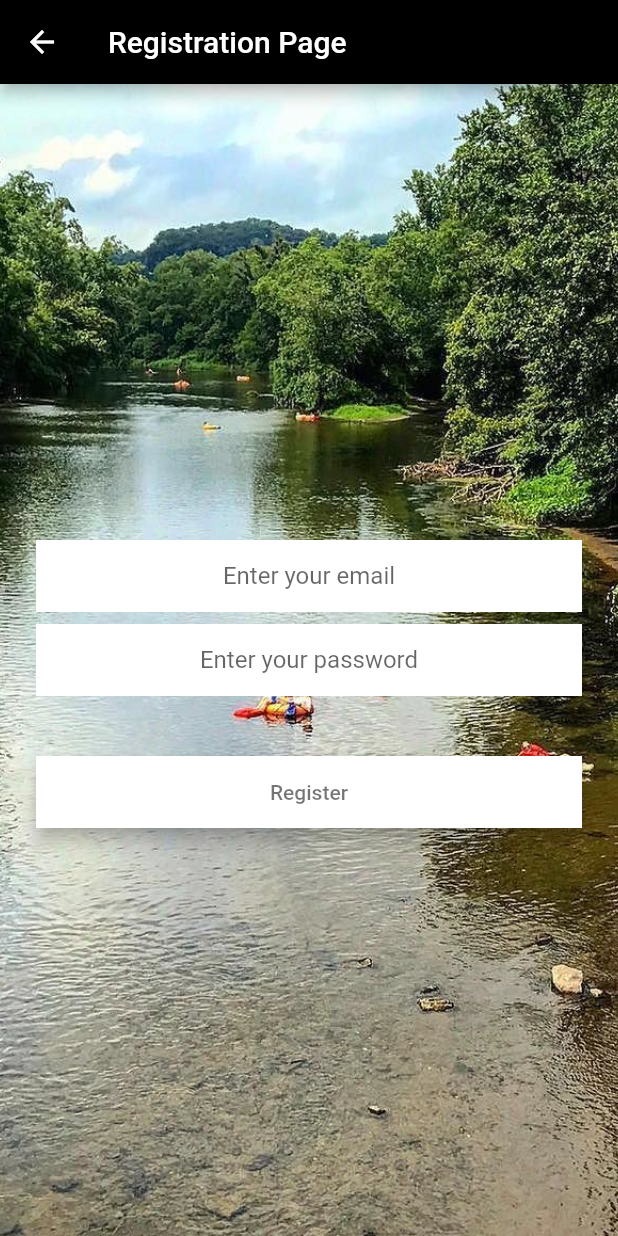
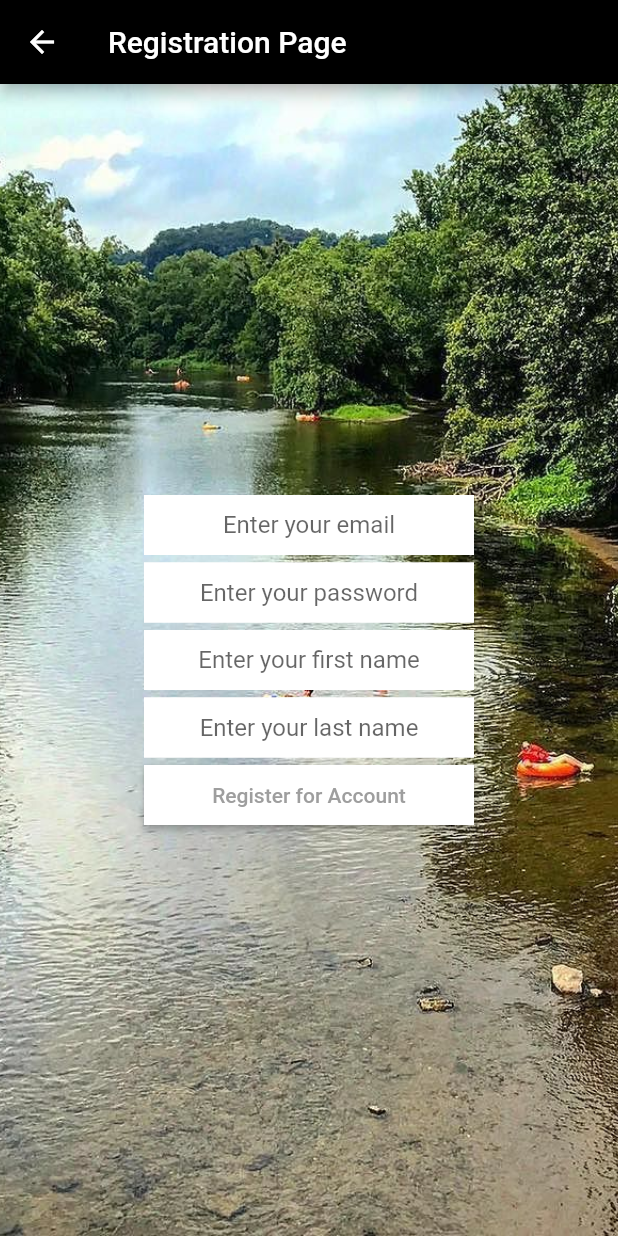
Before and after one commit to David-B-Comer/Access-Brandywine, a Flutter app: the screen it shows after launch, after a tap on "Register for Account", on a phone screen of 412 x 824 dp. Run offline on Flutter 3.47's test engine with Material 2 defaults, Android fonts, the phone set to English and light mode, and no system bars; our stand-ins replace cloud_firestore, firebase_auth, flutter_signin_button, google_sign_in, image_picker, modal_progress_hud; missing offline and left inert: flutter_facebook_login; accounts and stored records are empty.

Commit message:
ready for PR

```diff
--- a/lib/components.dart
+++ b/lib/components.dart
@@ -9,15 +9,15 @@ class RoundedButton extends StatelessWidget {
   @override
   Widget build(BuildContext context) {
     return Padding(
-      padding: EdgeInsets.symmetric(vertical: 16.0),
+      padding: EdgeInsets.symmetric(vertical: 3.0),
       child: Material(
         elevation: 5.0,
         color: Colors.white,
         borderRadius: BorderRadius.circular(0.0),
         child: MaterialButton(
           onPressed: onPressed,
-          minWidth: 200.0,
-          height: 42.0,
+          minWidth: 220.0,
+          height: 8.0,
           child: Text(
             title,
             style: TextStyle(
--- a/lib/passport.dart
+++ b/lib/passport.dart
@@ -2,7 +2,21 @@ import 'package:flutter/cupertino.dart';
 import 'package:flutter/material.dart';
 import 'package:url_launcher/url_launcher.dart';
 import 'package:firebase_auth/firebase_auth.dart';
+import 'package:cloud_firestore/cloud_firestore.dart';
 
+/*
+var snapshots = _firestore
+        .collection('profile')
+        .document(currentUserID)
+        .collection('posts')
+        .getDocuments();
+
+await snapshots.forEach((document) async {
+  document.reference.updateData(<String, dynamic>{
+    name: this.name
+  });
+})
+ */
 class PassportPage extends StatefulWidget {
   static String id = 'PassportPage';
 
@@ -13,6 +27,8 @@ class PassportPage extends StatefulWidget {
 class _PassportPageState extends State<PassportPage> {
   final _auth = FirebaseAuth.instance;
   FirebaseUser loggedInUser;
+  String emailDB;
+  String userName;
 
   //capture user info when state is initialized
   @override
@@ -49,8 +65,10 @@ class _PassportPageState extends State<PassportPage> {
               padding: EdgeInsets.only(top: 20.0, bottom: 20.0),
               child: Column(
                 children: <Widget>[
-                  Text(
-                    'Desa Burton',
+                  TextField(
+                    onChanged: (value) {
+                      userName = value;
+                    },
                     style: TextStyle(
                       fontSize: 30.0,
                       fontWeight: FontWeight.bold,
@@ -59,18 +77,19 @@ class _PassportPageState extends State<PassportPage> {
                     ),
                   ),
                   SizedBox(
-                    height: 30,
+                    height: 5,
                   ),
                   CircleAvatar(
                     radius: 120.0,
                     backgroundImage: AssetImage('images/Desa.jpg'),
                   ),
                   SizedBox(
-                    height: 30.0,
+                    height: 5.0,
                   ),
                   TextField(
-                    obscureText: true,
-                    textAlign: TextAlign.center,
+                    onChanged: (value) {
+                      emailDB = value;
+                    },
                     style: TextStyle(
                       fontSize: 20.0,
                       fontWeight: FontWeight.bold,
@@ -79,7 +98,7 @@ class _PassportPageState extends State<PassportPage> {
                     ),
                   ),
                   SizedBox(
-                    height: 10.0,
+                    height: 5.0,
                     width: 150.0,
                     child: Divider(
                       color: Colors.teal.shade100,
@@ -95,7 +114,7 @@ class _PassportPageState extends State<PassportPage> {
                     ),
                   ),
                   SizedBox(
-                    height: 10.0,
+                    height: 5.0,
                     width: 150.0,
                     child: Divider(
                       color: Colors.teal.shade100,
@@ -111,7 +130,7 @@ class _PassportPageState extends State<PassportPage> {
                     ),
                   ),
                   SizedBox(
-                    height: 10.0,
+                    height: 5.0,
                     width: 150.0,
                     child: Divider(
                       color: Colors.teal.shade100,
@@ -162,6 +181,7 @@ class _PassportPageState extends State<PassportPage> {
                       child: RaisedButton(
                         color: Colors.white38,
                         onPressed: () {
+                          _auth.signOut();
                           // push the current context to the routeName
                           Navigator.pushNamed(context, '/');
                         },
--- a/lib/register.dart
+++ b/lib/register.dart
@@ -1,5 +1,4 @@
-import 'dart:io';
-
+import 'package:cloud_firestore/cloud_firestore.dart';
 import 'package:flutter/material.dart';
 import 'package:flutter/cupertino.dart';
 import 'package:firebase_auth/firebase_auth.dart';
@@ -12,6 +11,7 @@ import 'constants.dart';
 import 'passport.dart';
 
 class RegistrationPage extends StatefulWidget {
+  TextEditingController textFieldController = TextEditingController();
   static String id = 'registration';
 
   String get title => 'Registration Page';
@@ -23,9 +23,33 @@ class RegistrationPage extends StatefulWidget {
 class _RegistrationPageState extends State<RegistrationPage> {
   // create a new authentication instance
   final _auth = FirebaseAuth.instance;
+  final _firestore = Firestore.instance;
+  FirebaseUser loggedInUser;
   String email;
   String password;
   bool showSpinner = false;
+  String firstName;
+  String lastName;
+  String phoneNumber;
+  String photo;
+
+  @override
+  void initState() {
+    super.initState();
+    getCurrentUser();
+  }
+
+  void getCurrentUser() async {
+    try {
+      final user = await _auth.currentUser();
+      if (user != null) {
+        loggedInUser = user;
+        print(loggedInUser.email);
+      }
+    } catch (e) {
+      print(e);
+    }
+  }
 
   @override
   Widget build(BuildContext context) {
@@ -42,50 +66,100 @@ class _RegistrationPageState extends State<RegistrationPage> {
       body: ModalProgressHUD(
         inAsyncCall: showSpinner,
         child: Container(
-          alignment: Alignment.center,
+          alignment: Alignment.topCenter,
           decoration: BoxDecoration(
             image: DecorationImage(
                 image: AssetImage('images/bw.jpg'), fit: BoxFit.cover),
           ),
-          child: Padding(
-            padding: EdgeInsets.symmetric(horizontal: 24.0),
           child: Column(
             mainAxisAlignment: MainAxisAlignment.center,
-              crossAxisAlignment: CrossAxisAlignment.stretch,
+            crossAxisAlignment: CrossAxisAlignment.center,
             children: <Widget>[
               SizedBox(
-                  height: 48.0,
-                ),
-                TextField(
+                width: 220,
+                height: 40,
+                child: TextField(
                   keyboardType: TextInputType.emailAddress,
                   textAlign: TextAlign.center,
                   onChanged: (value) {
                     email = value;
-                    //This does something with the user input.
                   },
                   decoration: kTextFieldDecoration.copyWith(
                       hintText: 'Enter your email'),
                 ),
+              ),
               SizedBox(
-                  height: 8.0,
+                height: 5.0,
               ),
-                TextField(
-                  keyboardType: TextInputType.emailAddress,
+              SizedBox(
+                width: 220,
+                height: 40,
+                child: TextField(
                   obscureText: true,
                   textAlign: TextAlign.center,
                   onChanged: (value) {
-                    // This does something with the user input.
                     password = value;
                   },
                   decoration: kTextFieldDecoration.copyWith(
                       hintText: 'Enter your password'),
                 ),
+              ),
               SizedBox(
-                  height: 24.0,
+                height: 5.0,
               ),
-                RoundedButton(
-                  title: 'Register',
+              SizedBox(
+                width: 220,
+                height: 40,
+                child: TextField(
+                  keyboardType: TextInputType.emailAddress,
+                  textAlign: TextAlign.center,
+                  onChanged: (value) {
+                    firstName = value;
+                  },
+                  decoration: kTextFieldDecoration.copyWith(
+                      hintText: 'Enter your first name'),
+                ),
+              ),
+              SizedBox(
+                height: 5.0,
+              ),
+              SizedBox(
+                width: 220,
+                height: 40,
+                child: TextField(
+                  obscureText: true,
+                  textAlign: TextAlign.center,
+                  onChanged: (value) {
+                    lastName = value;
+                  },
+                  decoration: kTextFieldDecoration.copyWith(
+                      hintText: 'Enter your last name'),
+                ),
+              ),
+              SizedBox(
+                height: 5.0,
+              ),
+              SizedBox(
+                width: 220,
+                height: 40,
+                child: RaisedButton(
+                  shape: RoundedRectangleBorder(
+                      borderRadius: BorderRadius.zero,
+                      side: BorderSide(
+                        color: Colors.white,
+                      )),
+                  color: Colors.white,
+                  child: Text(
+                    'Register for Account',
+                    style: TextStyle(color: Colors.grey, fontSize: 14),
+                  ),
                   onPressed: () async {
+                    _firestore.collection('visitors').add({
+                      'email': email,
+                      'firstName': firstName,
+                      'lastName': lastName,
+                      'phoneNumber': phoneNumber,
+                    });
                     setState(() {
                       showSpinner = true;
                     });
@@ -107,8 +181,8 @@ class _RegistrationPageState extends State<RegistrationPage> {
                     //Navigator.pushNamed(context, LoginScreen.id);
                   },
                 ),
+              ),
             ],
-            ),
           ),
         ),
       ),
--- a/pubspec.yaml
+++ b/pubspec.yaml
@@ -16,6 +16,7 @@ dependencies:
   url_launcher: ^5.2.5
   firebase_core: ^0.4.5
   modal_progress_hud: ^0.1.3
+  cloud_firestore: ^0.13.7
 
 
   cupertino_icons: ^0.1.3
```
Also changed, not shown: pubspec.lock, 2 other files. Lines whose indentation alone changed are shown as unchanged.
